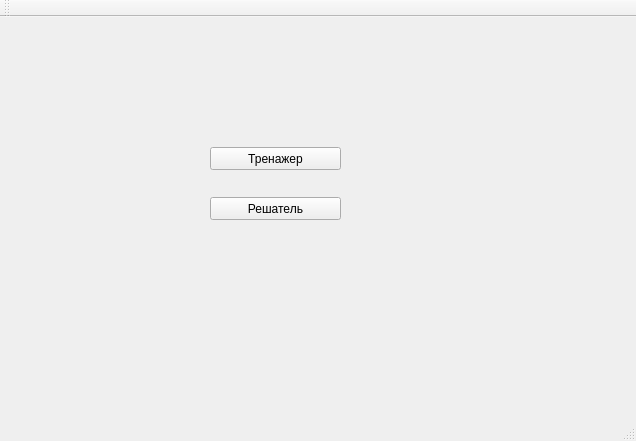
This is mainwindow.ui in Haveryx/SimplexMethod as Qt 5 draws it before an edit. The edited form follows.
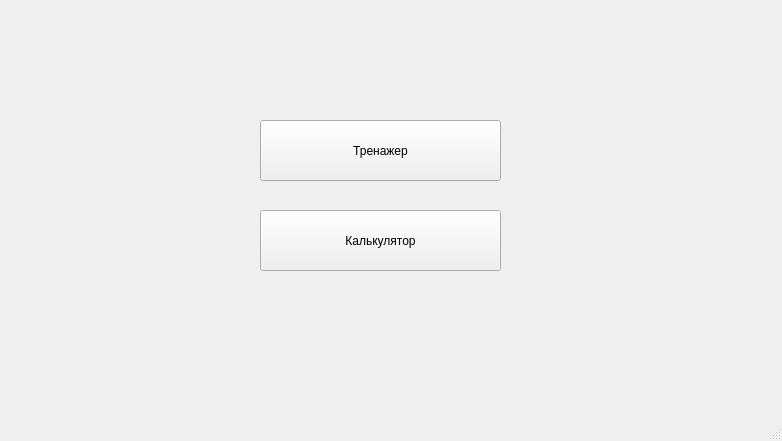
This is the edited form.

The edit to the form file:
```diff
--- a/mainwindow.ui
+++ b/mainwindow.ui
@@ -6,21 +6,38 @@
    <rect>
     <x>0</x>
     <y>0</y>
-    <width>636</width>
+    <width>782</width>
     <height>441</height>
    </rect>
   </property>
   <property name="windowTitle">
    <string>MainWindow</string>
   </property>
+  <property name="styleSheet">
+   <string notr="true">/*QMainWindow{
+background-color: rgb(227, 225, 237);
+}
+QPushButton{
+border-radius:8px;
+border: 2px solid rgb(132, 139, 97);
+background-color: rgb(132, 139, 97);
+	font: 75 18pt &quot;Times New Roman&quot;;
+}
+QPushButton::hover{
+border: 2px solid rgb(51, 107, 83);
+background-color: rgb(117, 174, 143);
+}
+*/
+</string>
+  </property>
   <widget class="QWidget" name="centralWidget">
    <widget class="QPushButton" name="pushButton">
     <property name="geometry">
      <rect>
-      <x>210</x>
-      <y>130</y>
-      <width>131</width>
-      <height>23</height>
+      <x>260</x>
+      <y>120</y>
+      <width>241</width>
+      <height>61</height>
      </rect>
     </property>
     <property name="text">
@@ -30,35 +47,17 @@
    <widget class="QPushButton" name="pushButton_2">
     <property name="geometry">
      <rect>
-      <x>210</x>
-      <y>180</y>
-      <width>131</width>
-      <height>23</height>
+      <x>260</x>
+      <y>210</y>
+      <width>241</width>
+      <height>61</height>
      </rect>
     </property>
     <property name="text">
-     <string>Решатель</string>
+     <string>Калькулятор</string>
     </property>
    </widget>
   </widget>
-  <widget class="QMenuBar" name="menuBar">
-   <property name="geometry">
-    <rect>
-     <x>0</x>
-     <y>0</y>
-     <width>636</width>
-     <height>21</height>
-    </rect>
-   </property>
-  </widget>
-  <widget class="QToolBar" name="mainToolBar">
-   <attribute name="toolBarArea">
-    <enum>TopToolBarArea</enum>
-   </attribute>
-   <attribute name="toolBarBreak">
-    <bool>false</bool>
-   </attribute>
-  </widget>
   <widget class="QStatusBar" name="statusBar"/>
  </widget>
  <layoutdefault spacing="6" margin="11"/>
```
